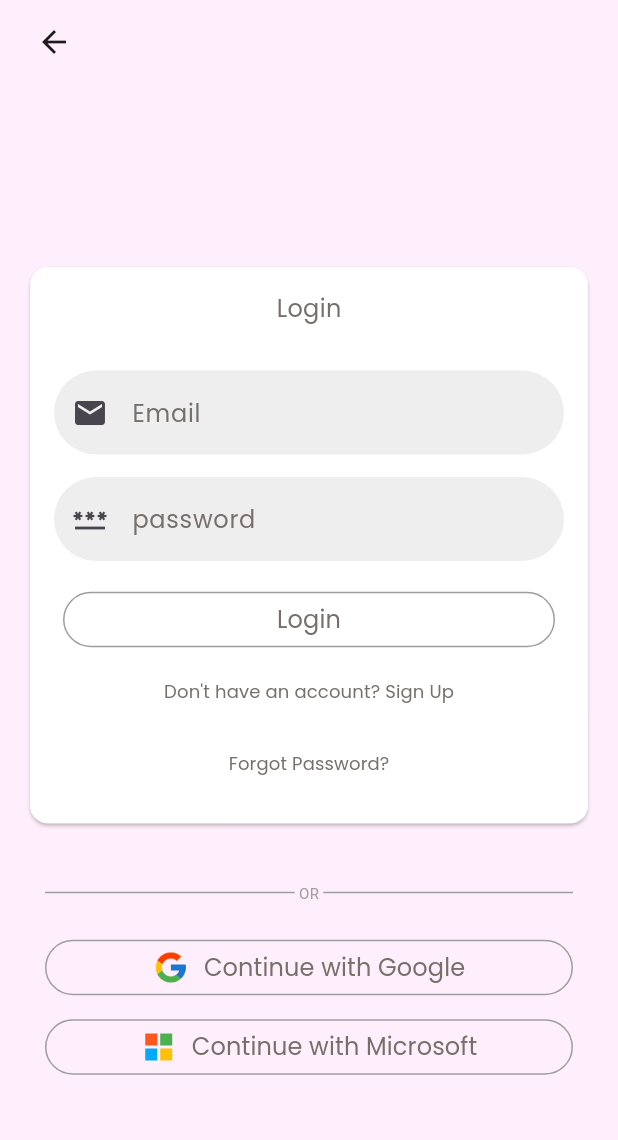
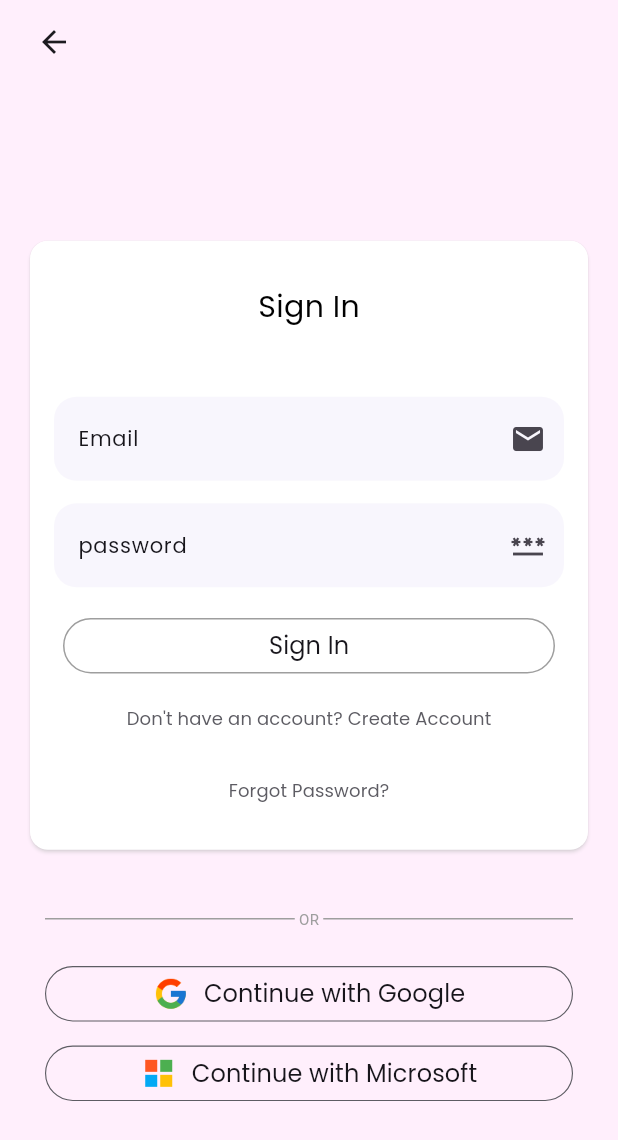
Before and after one commit to jiapanWei/voice_assistant, a Flutter app: the AuthScreen screen opened directly, on a phone screen of 412 x 824 dp. Shown: the top 1140 px of the screen. Run offline on Flutter 3.47's test engine with Material 3 defaults, Android fonts, the phone set to English and light mode, and no system bars; our stand-ins replace animated_text_kit, cloud_firestore, envied, firebase_auth, firebase_core, firebase_storage and 10 more; missing offline and left inert: firebase_app_check, flutter_downloader, flutter_pdfview, text_to_speech; accounts and stored records are empty; project files that could hold a hidden picture were left out.

Commit message:
Update user profile, sign-in and create account style

```diff
--- a/lib/screens/authentications/auth_screen.dart
+++ b/lib/screens/authentications/auth_screen.dart
@@ -67,9 +67,22 @@ class _AuthScreenState extends State<AuthScreen> {
         }
       }
       // Notify user of successful login or account creation
-      ToastBox(
-        msg: _isLogin ? 'Login successful!' : 'Account created successfully!',
-      ).showToast();
+      ScaffoldMessenger.of(context).showSnackBar(
+        SnackBar(
+          content: Text(
+            _isLogin ? 'Login successful!' : 'Account created successfully!',
+            style: sidenotePoppinsFontStyle().copyWith(color: Colors.black, fontSize: 15),
+          ),
+          duration: const Duration(seconds: 2),
+          shape: RoundedRectangleBorder(
+            borderRadius: BorderRadius.circular(8.0),
+          ),
+          backgroundColor: snackBarColorPink,
+        ),
+      );
+      // ToastBox(
+      //   msg: _isLogin ? 'Login successful!' : 'Account created successfully!',
+      // ).showToast();
     } on FirebaseAuthException catch (error) {
       String errorMessage = 'Authentication failed.';
       if (mounted) {
@@ -109,20 +122,22 @@ class _AuthScreenState extends State<AuthScreen> {
             children: [
               Card(
                 color: Colors.white,
+                shadowColor: Colors.white,
+                surfaceTintColor: Colors.white,
                 margin: const EdgeInsets.all(20),
                 child: SingleChildScrollView(
                   child: Padding(
-                    padding: const EdgeInsets.all(16),
+                    padding: const EdgeInsets.only(left:16, right:16, bottom: 16, top:30),
                     child: Form(
                       key: _formKey,
                       child: Column(
                         mainAxisSize: MainAxisSize.min,
                         children: [
                           Text(
-                            _isLogin ? 'Login' : 'Create an account',
-                            style: poppinsFontStyle(),
+                            _isLogin ? 'Sign In' : 'Create Account',
+                            style: headingPoppinsFontStyle().copyWith(color: Colors.black, fontSize: 20),
                           ),
-                          const SizedBox(height: 15),
+                          const SizedBox(height: 30),
 
                           // Username
                           if (!_isLogin)
@@ -196,7 +211,7 @@ class _AuthScreenState extends State<AuthScreen> {
                                       mainAxisAlignment: MainAxisAlignment.center,
                                       children: [
                                         Text(
-                                          _isLogin ? 'Login' : 'Signup',
+                                          _isLogin ? 'Sign In' : 'Create Account',
                                           style: poppinsFontStyle(),
                                         ),
                                       ],
@@ -213,7 +228,7 @@ class _AuthScreenState extends State<AuthScreen> {
                               });
                             },
                             child: Text(
-                              _isLogin ? "Don't have an account? Sign Up" : 'Already have an account? Login',
+                              _isLogin ? "Don't have an account? Create Account" : 'Already have an account? Sign In',
                               style: sidenotePoppinsFontStyle(),
                             ),
                           ),
--- a/lib/screens/authentications/welcome_screen.dart
+++ b/lib/screens/authentications/welcome_screen.dart
@@ -20,7 +20,7 @@ class WelcomeScreen extends StatelessWidget {
   @override
   Widget build(BuildContext context) {
     return Scaffold(
-      backgroundColor: const Color.fromRGBO(255, 239, 252, 1.0),
+      backgroundColor: backgroundColorPink,
       body: Center(
         child: SingleChildScrollView(
           child: Column(
@@ -41,7 +41,7 @@ class WelcomeScreen extends StatelessWidget {
                 style: const TextStyle(fontSize: 24),
               ),
               Text(
-                "Log in or create an account!",
+                "Sign In or Create Account!",
                 style: sidenoteBricolageGrotesqueFontStyle(),
               ),
               const SizedBox(height: 15),
@@ -56,7 +56,7 @@ class WelcomeScreen extends StatelessWidget {
                     mainAxisAlignment: MainAxisAlignment.center,
                     children: [
                       Text(
-                        'Sign up',
+                        'Create Account',
                         style: poppinsFontStyle(),
                       ),
                     ],
@@ -75,7 +75,7 @@ class WelcomeScreen extends StatelessWidget {
                     mainAxisAlignment: MainAxisAlignment.center,
                     children: [
                       Text(
-                        'Log in',
+                        'Sign In',
                         style: poppinsFontStyle(),
                       ),
                     ],
--- a/lib/screens/widgets/styles.dart
+++ b/lib/screens/widgets/styles.dart
@@ -4,24 +4,26 @@ import 'package:google_fonts/google_fonts.dart';
 const successEmoji = '\u2705';
 
 const Color backgroundColorPink = Color.fromRGBO(255, 239, 252, 1.0);
-const Color snackBarColorPink = Color.fromARGB(255, 254, 205, 221);
+const Color snackBarColorPink = Color.fromRGBO(242, 208, 240, 1.0);
 const Color backgroundColorPurple = Color.fromARGB(255, 23, 21, 27);
 const Color backgroundColorLightPurple = Color.fromARGB(255, 149, 117, 252);
+const Color borderColorGrey = Color.fromARGB(255, 93, 92, 99);
+const Color borderColorSoftPink = Color.fromRGBO(244, 241, 251, 0.612);
 
 const double titleFontSize = 16;
 const Color titleColor = Colors.black;
 
 InputDecoration userInputDecoration({required String labelText, required IconData icon}) {
   return InputDecoration(
-    prefixIcon: Icon(icon),
+    suffixIcon: Icon(icon),
     filled: true,
-    fillColor: Colors.grey[200],
+    fillColor: borderColorSoftPink,
     border: OutlineInputBorder(
-      borderRadius: BorderRadius.circular(105.0),
+      borderRadius: BorderRadius.circular(15.0),
       borderSide: BorderSide.none,
     ),
     labelText: labelText,
-    labelStyle: poppinsFontStyle(),
+    labelStyle: poppinsFontStyle().copyWith(fontSize: 14),
     floatingLabelBehavior: FloatingLabelBehavior.never,
   );
 }
@@ -92,7 +94,7 @@ TextStyle poppinsFontStyle() {
   return GoogleFonts.poppins(
     fontSize: 16.0,
     fontWeight: FontWeight.w400,
-    color: const Color.fromRGBO(119, 111, 105, 1.0),
+    color: backgroundColorPurple,
   );
 }
 
@@ -100,7 +102,7 @@ TextStyle headingPoppinsFontStyle() {
   return GoogleFonts.poppins(
     fontSize: 20.0,
     fontWeight: FontWeight.w400,
-    color: const Color.fromRGBO(119, 111, 105, 1.0),
+    color: borderColorGrey,
   );
 }
 
@@ -108,20 +110,20 @@ TextStyle sidenotePoppinsFontStyle() {
   return GoogleFonts.poppins(
     fontSize: 12.0,
     fontWeight: FontWeight.w400,
-    color: const Color.fromRGBO(119, 111, 105, 1.0),
+    color: borderColorGrey,
   );
 }
 
 TextStyle sidenoteBricolageGrotesqueFontStyle() {
   return GoogleFonts.poppins(
     fontSize: 13.0,
-    color: Colors.grey,
+    color: borderColorGrey,
   );
 }
 
 ButtonStyle transparentButtonStyle() {
   return OutlinedButton.styleFrom(
-    side: const BorderSide(color: Colors.grey),
+    side: const BorderSide(width: 0.75, color: borderColorGrey),
     minimumSize: const Size(300, 37),
   );
 }
--- a/pubspec.yaml
+++ b/pubspec.yaml
@@ -61,6 +61,7 @@ dependencies:
   smooth_page_indicator: ^1.1.0
   firebase_app_check: ^0.2.1+18
 
+
 dev_dependencies:
   flutter_test:
     sdk: flutter
```
Also changed, not shown: lib/screens/profile_screen.dart (+43 -27 lines), lib/screens/widgets/build_text_box.dart (+26 -17 lines).
